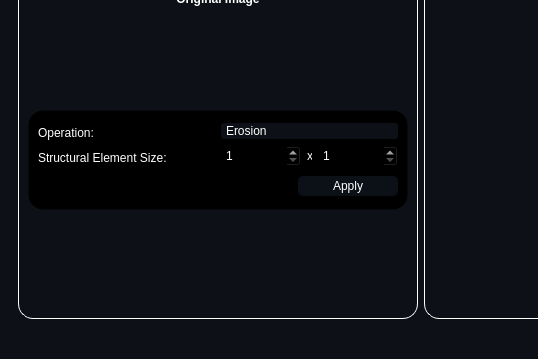
The window that resources/MainWindow.ui (Zeyad-Alo/DICOM-Viewer) describes before a commit, drawn with Qt 5; both pictures show x 0 to 538 and y 203 to 562 of the 878 by 562 pixel window.
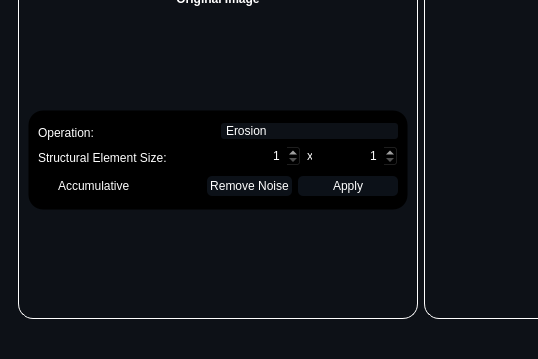
The same window after the commit. Icons and pictures are not drawn.

What changed in the file:
```diff
--- a/resources/MainWindow.ui
+++ b/resources/MainWindow.ui
@@ -3108,8 +3108,8 @@
              <property name="title">
               <string/>
              </property>
-             <layout class="QVBoxLayout" name="verticalLayout_42">
-              <item>
+             <layout class="QGridLayout" name="gridLayout_24">
+              <item row="0" column="0">
                <layout class="QHBoxLayout" name="horizontalLayout_44">
                 <item>
                  <layout class="QVBoxLayout" name="verticalLayout_40">
@@ -3195,6 +3195,15 @@
                    <layout class="QHBoxLayout" name="horizontalLayout_43">
                     <item>
                      <widget class="QSpinBox" name="morph_spinBox_x">
+                      <property name="frame">
+                       <bool>true</bool>
+                      </property>
+                      <property name="alignment">
+                       <set>Qt::AlignRight|Qt::AlignTrailing|Qt::AlignVCenter</set>
+                      </property>
+                      <property name="keyboardTracking">
+                       <bool>false</bool>
+                      </property>
                       <property name="minimum">
                        <number>1</number>
                       </property>
@@ -3221,6 +3230,15 @@
                     </item>
                     <item>
                      <widget class="QSpinBox" name="morph_spinBox_y">
+                      <property name="frame">
+                       <bool>true</bool>
+                      </property>
+                      <property name="alignment">
+                       <set>Qt::AlignRight|Qt::AlignTrailing|Qt::AlignVCenter</set>
+                      </property>
+                      <property name="keyboardTracking">
+                       <bool>false</bool>
+                      </property>
                       <property name="minimum">
                        <number>1</number>
                       </property>
@@ -3238,8 +3256,15 @@
                 </item>
                </layout>
               </item>
-              <item>
+              <item row="1" column="0">
                <layout class="QHBoxLayout" name="horizontalLayout_46">
+                <item>
+                 <widget class="QRadioButton" name="accumulate">
+                  <property name="text">
+                   <string>Accumulative</string>
+                  </property>
+                 </widget>
+                </item>
                 <item>
                  <spacer name="horizontalSpacer_16">
                   <property name="orientation">
@@ -3253,6 +3278,36 @@
                   </property>
                  </spacer>
                 </item>
+                <item>
+                 <widget class="QPushButton" name="morph_apply_2">
+                  <property name="minimumSize">
+                   <size>
+                    <width>80</width>
+                    <height>0</height>
+                   </size>
+                  </property>
+                  <property name="styleSheet">
+                   <string notr="true">QPushButton {
+    border-radius: 5px;
+    border-style: outset;
+    background: rgb(12, 17, 24);
+	padding: 3;
+    }
+
+QPushButton:hover {
+    background: rgb(63, 95, 127)
+    }
+
+QPushButton:pressed {
+    border-style: inset;
+    background:rgb(20, 20, 20)
+    }</string>
+                  </property>
+                  <property name="text">
+                   <string>Remove Noise</string>
+                  </property>
+                 </widget>
+                </item>
                 <item>
                  <widget class="QPushButton" name="morph_apply">
                   <property name="minimumSize">
```
